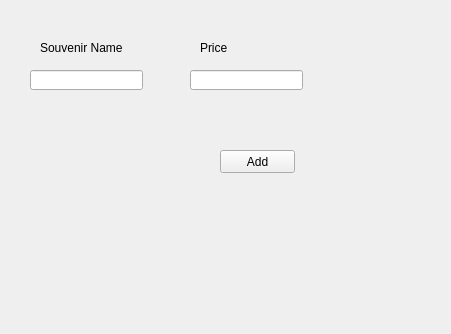
Qt form BaseballTour/addsouvenir.ui (awiswasi/WhoIsYourDatabase) before a commit.
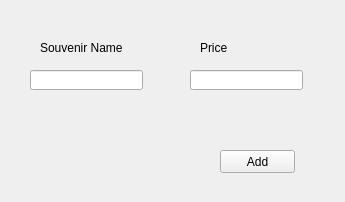
The same form after that commit.

```diff
--- a/BaseballTour/addsouvenir.ui
+++ b/BaseballTour/addsouvenir.ui
@@ -6,8 +6,8 @@
    <rect>
     <x>0</x>
     <y>0</y>
-    <width>451</width>
-    <height>334</height>
+    <width>345</width>
+    <height>202</height>
    </rect>
   </property>
   <property name="windowTitle">
```
Left out of the diff: 2 changed lines with no effect on the pictures.
